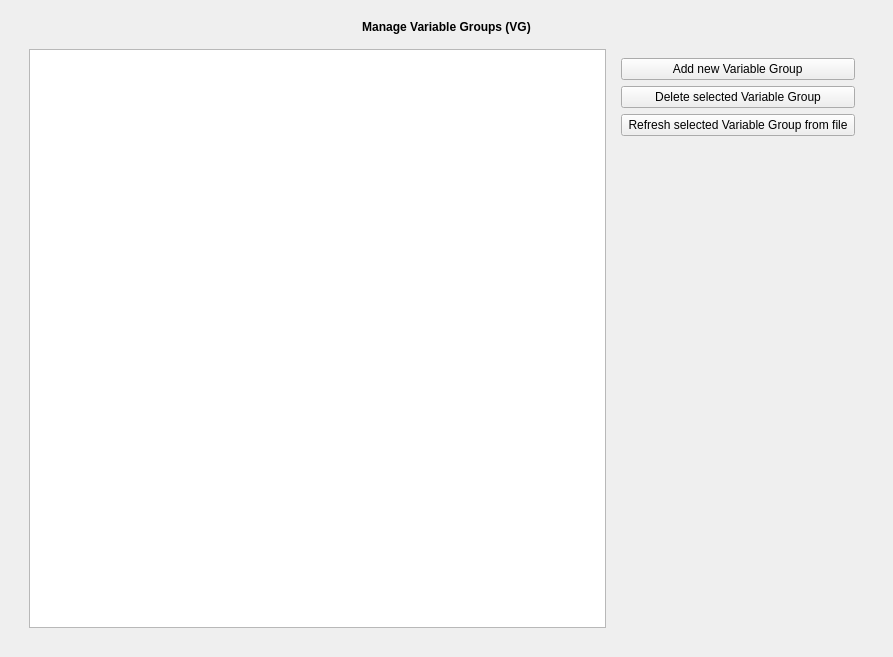
First picture: the form in NewGeneUI/NewGene/Widgets/ManageInput/VGs/newgenemanagevgs.ui, repository daniel347x/newgene, before the edit.
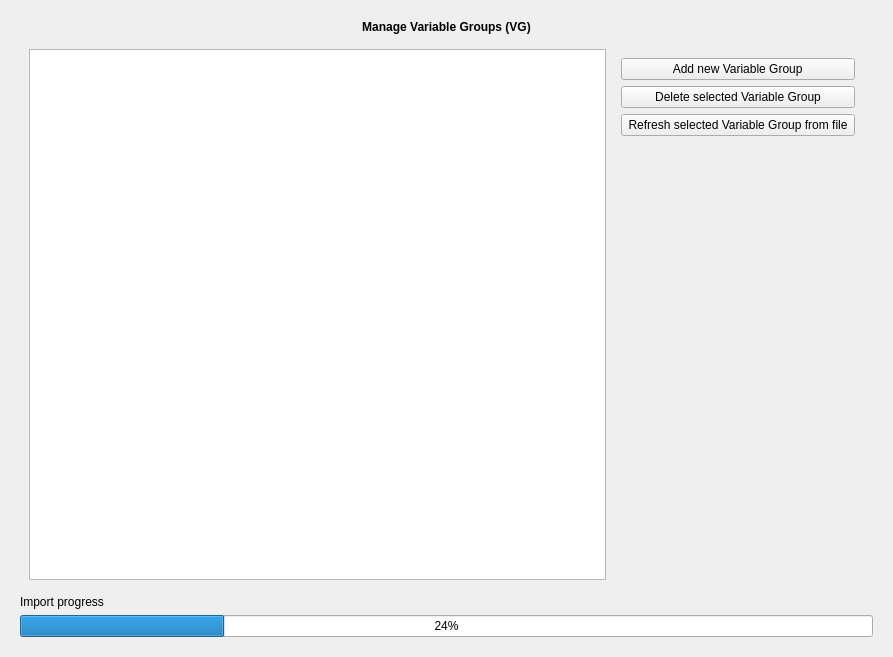
Second picture: the form after the edit.

Commit message: Add a progress bar to track import

```diff
--- a/NewGeneUI/NewGene/Widgets/ManageInput/VGs/newgenemanagevgs.ui
+++ b/NewGeneUI/NewGene/Widgets/ManageInput/VGs/newgenemanagevgs.ui
@@ -98,6 +98,20 @@
         </layout>
        </widget>
       </item>
+      <item>
+       <widget class="QLabel" name="label">
+        <property name="text">
+         <string>Import progress</string>
+        </property>
+       </widget>
+      </item>
+      <item>
+       <widget class="QProgressBar" name="progressBar_importVG">
+        <property name="value">
+         <number>24</number>
+        </property>
+       </widget>
+      </item>
      </layout>
     </widget>
    </item>
```
The commit also changes 15 other files.
